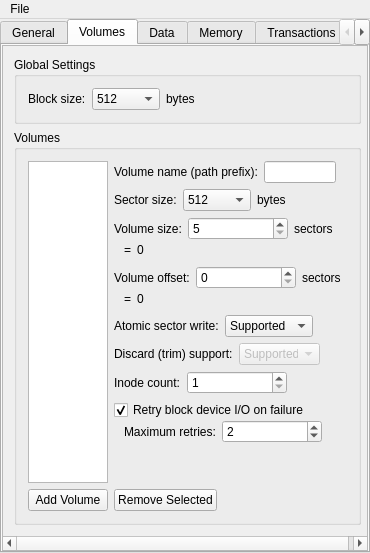
Old version of the form tools/config/ui/configwindow.ui in the repository tuxera/reliance-edge.
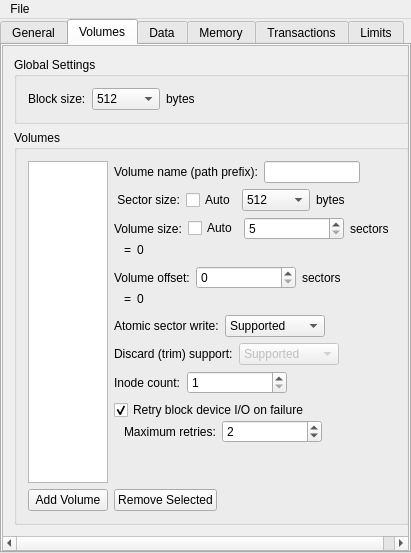
New version of the form. The open tabs and pages were chosen to show the change. Custom widgets are drawn as their Qt base class.

What changed in the file:
```diff
--- a/tools/config/ui/configwindow.ui
+++ b/tools/config/ui/configwindow.ui
@@ -6,7 +6,7 @@
    <rect>
     <x>0</x>
     <y>0</y>
-    <width>370</width>
+    <width>411</width>
     <height>553</height>
    </rect>
   </property>
@@ -1020,7 +1020,7 @@
             <rect>
              <x>0</x>
              <y>0</y>
-             <width>366</width>
+             <width>403</width>
              <height>489</height>
             </rect>
            </property>
@@ -1239,7 +1239,17 @@
                         <string>&lt;html&gt;&lt;head/&gt;&lt;body&gt;&lt;p&gt;&lt;span style=&quot; font-weight:600;&quot;&gt;What it means:&lt;/span&gt; This is the sector size of the storage medium underlying the volume being configured. The sector size is the unit for reads and writes to the storage medium; while the file system allocates in terms of blocks, the block numbers and counts are converted to sector numbers and counts before being passed into the block device service.&lt;/p&gt;&lt;p&gt;&lt;span style=&quot; font-weight:600;&quot;&gt;Guidance:&lt;/span&gt; The correct value here is the sector size of the storage medium. For example, if the storage medium underlying the volume has 512 byte sectors, this should be set to 512. The most common value here will be 512.&lt;/p&gt;&lt;/body&gt;&lt;/html&gt;</string>
                        </property>
                        <property name="text">
-                        <string>Sector size:</string>
+                        <string> Sector size:</string>
+                       </property>
+                      </widget>
+                     </item>
+                     <item>
+                      <widget class="QCheckBox" name="cbSectorSizeAuto">
+                       <property name="text">
+                        <string>Auto</string>
+                       </property>
+                       <property name="checked">
+                        <bool>false</bool>
                        </property>
                       </widget>
                      </item>
@@ -1361,6 +1371,16 @@
                          </property>
                         </widget>
                        </item>
+                       <item>
+                        <widget class="QCheckBox" name="cbVolSizeAuto">
+                         <property name="text">
+                          <string>Auto</string>
+                         </property>
+                         <property name="checked">
+                          <bool>false</bool>
+                         </property>
+                        </widget>
+                       </item>
                        <item>
                         <widget class="QSpinBox" name="sbVolSize">
                          <property name="sizePolicy">
@@ -3504,7 +3524,7 @@
     <rect>
      <x>0</x>
      <y>0</y>
-     <width>370</width>
+     <width>411</width>
      <height>21</height>
     </rect>
    </property>
```
Left out of the diff: 14 changed lines with no effect on the pictures.
